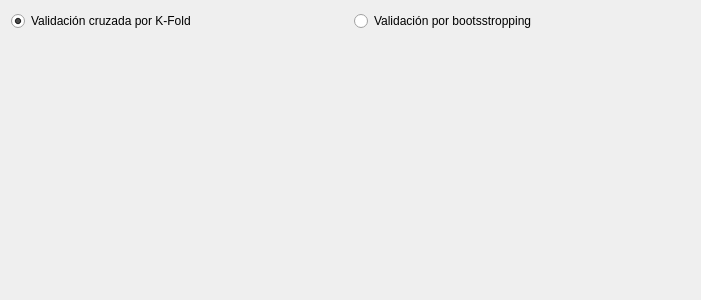
This is view/ui/widget_validation.ui in vasha54/apm as Qt 5 draws it before an edit. The edited form follows.
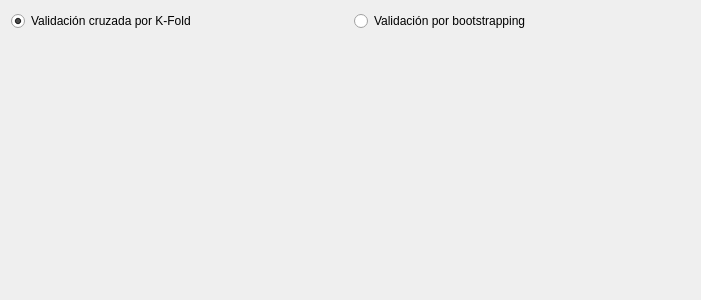
This is the edited form.

Diff of the .ui file:
```diff
--- a/view/ui/widget_validation.ui
+++ b/view/ui/widget_validation.ui
@@ -33,7 +33,7 @@
       </sizepolicy>
      </property>
      <property name="text">
-      <string>Validación por bootsstropping</string>
+      <string>Validación por bootstrapping</string>
      </property>
     </widget>
    </item>
```
